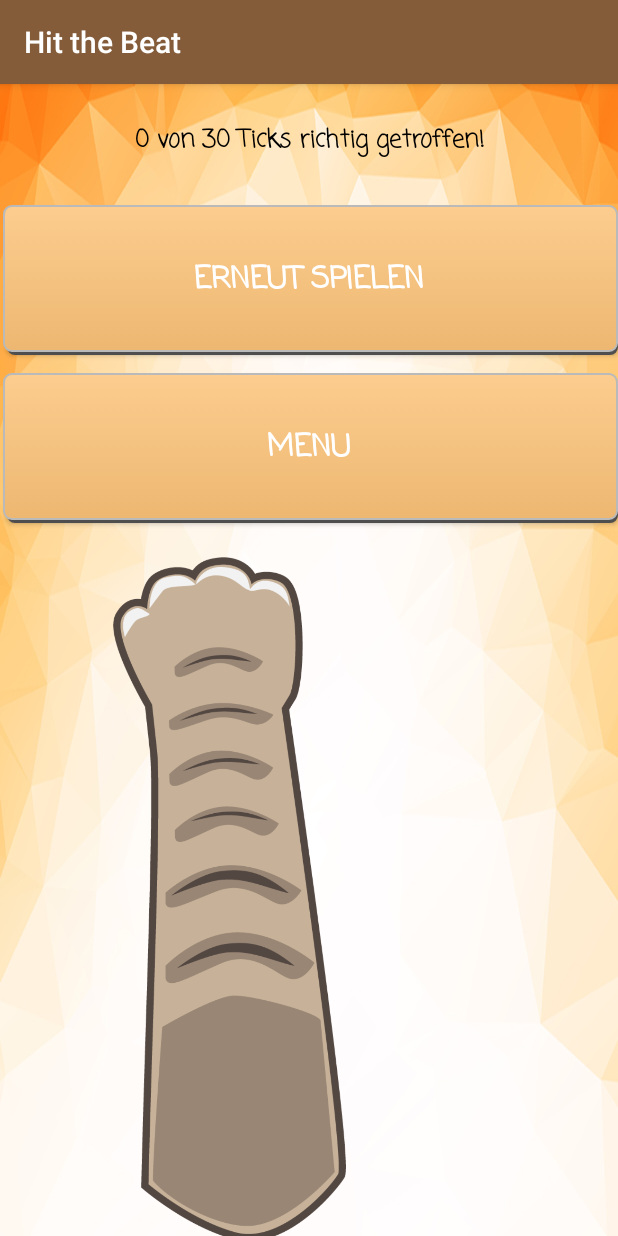
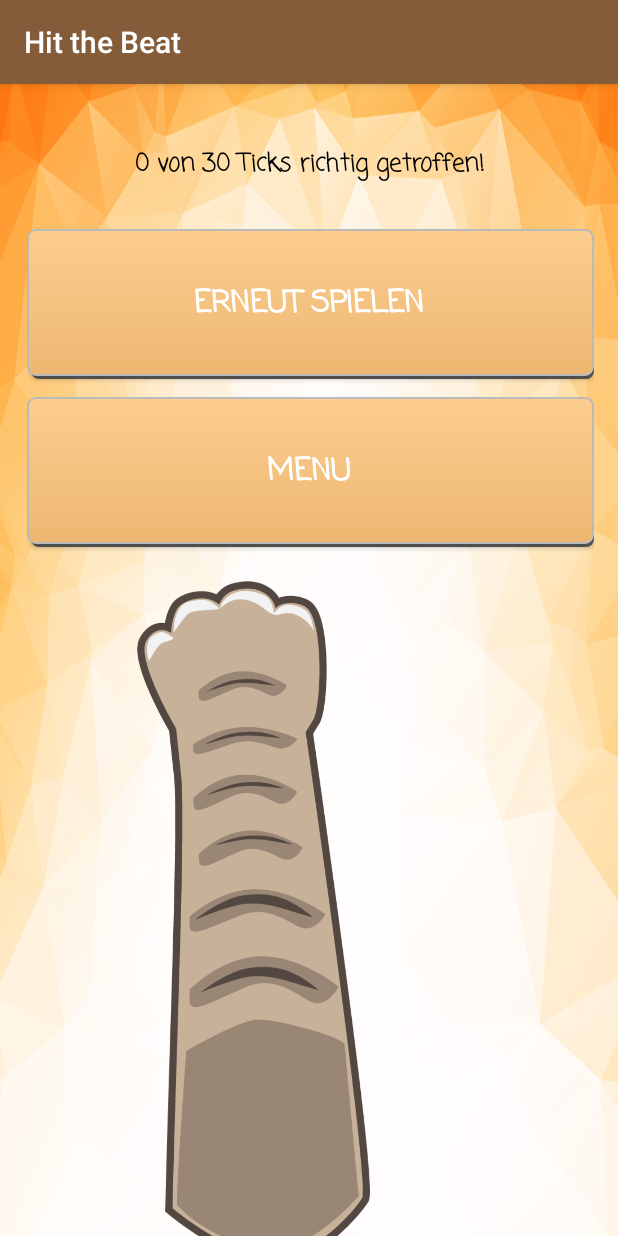
Before and after one commit to VirtualPaws/LearnToBeat, an Android app: the LevelFinished screen opened directly, with no data from a screen before it, on a phone screen of 412 x 824 dp. Run offline under Robolectric (Android 15) with nearby library versions, the phone set to English and light mode, and no system bars.

Commit message:
kleine ui änderungen

```diff
--- a/app/src/main/res/layout/level_finished.xml
+++ b/app/src/main/res/layout/level_finished.xml
@@ -2,6 +2,11 @@
 <LinearLayout xmlns:android="http://schemas.android.com/apk/res/android"
     android:orientation="vertical" android:layout_width="match_parent"
     android:layout_height="match_parent"
+
+    android:paddingLeft="@dimen/activity_horizontal_margin"
+    android:paddingRight="@dimen/activity_horizontal_margin"
+    android:paddingTop="@dimen/activity_vertical_margin"
+
     android:background="@drawable/bg_orange">>
 
     <TextView
```
